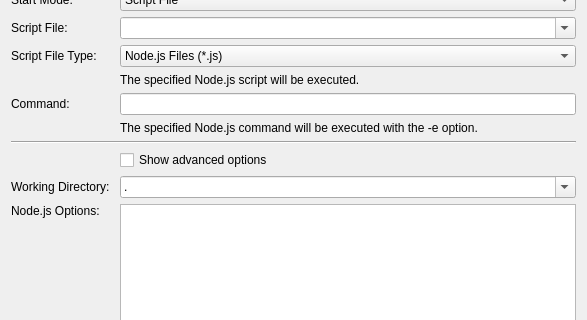
Above: src/brickv/plugin_system/plugins/red/ui/program_page_javascript.ui from Tinkerforge/brickv before the change; both pictures show x 0 to 587 and y 98 to 418 of the 587 by 689 pixel window. Below: the same form after it.
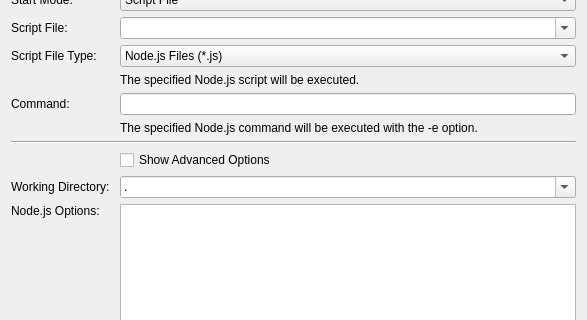
That is the form after the change. Custom widgets are drawn as their Qt base class.

Patch:
```diff
--- a/src/brickv/plugin_system/plugins/red/ui/program_page_javascript.ui
+++ b/src/brickv/plugin_system/plugins/red/ui/program_page_javascript.ui
@@ -124,7 +124,7 @@
      <item row="9" column="1" colspan="4">
       <widget class="QCheckBox" name="check_show_advanced_options">
        <property name="text">
-        <string>Show advanced options</string>
+        <string>Show Advanced Options</string>
        </property>
       </widget>
      </item>
```
